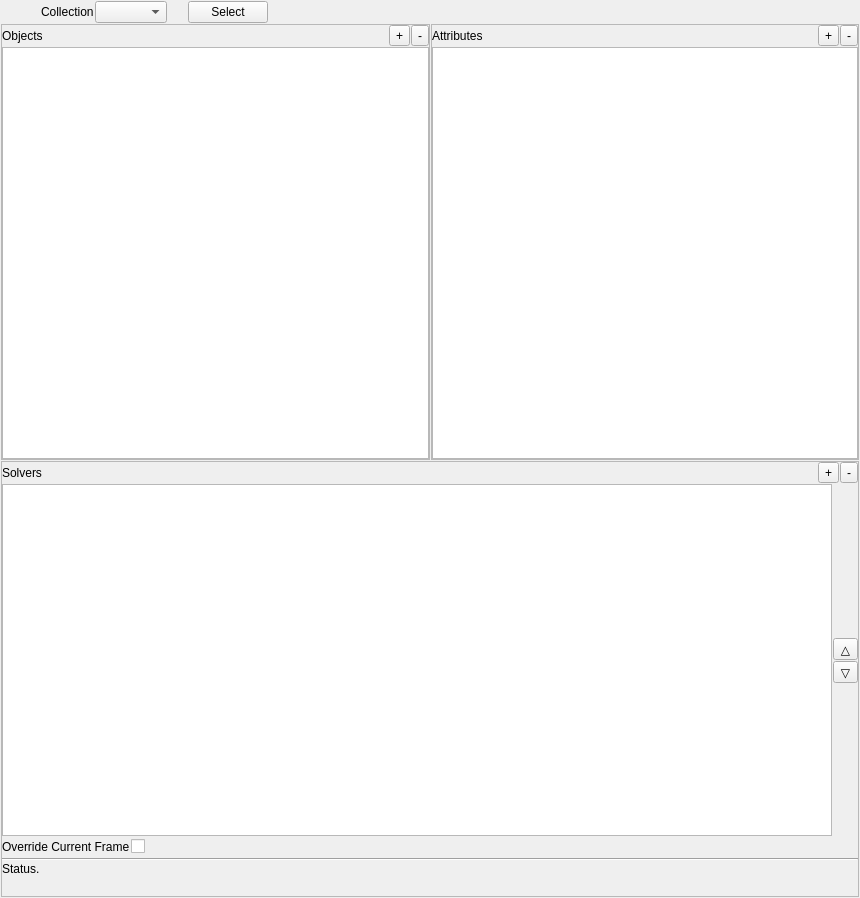
This is python/mmSolver/tools/solver/ui/solver_layout.ui in david-cattermole/mayaMatchMoveSolver as Qt 5 draws it before an edit. The edited form follows.
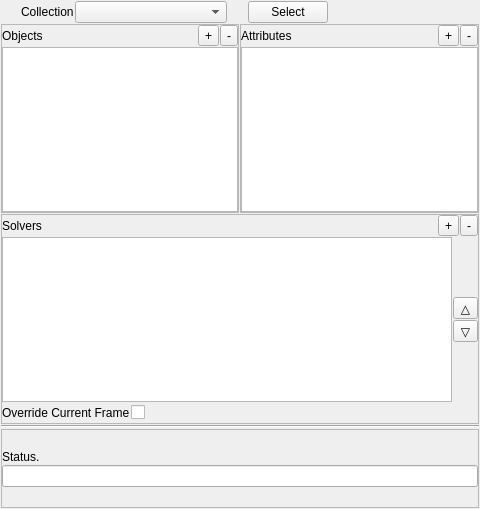
This is the edited form.

```diff
--- a/python/mmSolver/tools/solver/ui/solver_layout.ui
+++ b/python/mmSolver/tools/solver/ui/solver_layout.ui
@@ -6,8 +6,8 @@
    <rect>
     <x>0</x>
     <y>0</y>
-    <width>860</width>
-    <height>898</height>
+    <width>480</width>
+    <height>509</height>
    </rect>
   </property>
   <property name="windowTitle">
@@ -35,7 +35,7 @@
        </property>
        <property name="sizeHint" stdset="0">
         <size>
-         <width>40</width>
+         <width>20</width>
          <height>20</height>
         </size>
        </property>
@@ -49,7 +49,14 @@
       </widget>
      </item>
      <item>
-      <widget class="QComboBox" name="collectionName_comboBox"/>
+      <widget class="QComboBox" name="collectionName_comboBox">
+       <property name="sizePolicy">
+        <sizepolicy hsizetype="Expanding" vsizetype="Fixed">
+         <horstretch>0</horstretch>
+         <verstretch>0</verstretch>
+        </sizepolicy>
+       </property>
+      </widget>
      </item>
      <item>
       <spacer name="horizontalSpacer_5">
@@ -348,12 +355,63 @@
           </item>
          </layout>
         </item>
+       </layout>
+      </widget>
+     </item>
+    </layout>
+   </item>
+   <item>
+    <widget class="Line" name="line">
+     <property name="orientation">
+      <enum>Qt::Horizontal</enum>
+     </property>
+    </widget>
+   </item>
+   <item>
+    <layout class="QVBoxLayout" name="solverState_layout">
+     <property name="spacing">
+      <number>1</number>
+     </property>
+     <item>
+      <widget class="QFrame" name="solverState_frame">
+       <property name="frameShape">
+        <enum>QFrame::StyledPanel</enum>
+       </property>
+       <property name="frameShadow">
+        <enum>QFrame::Raised</enum>
+       </property>
+       <layout class="QVBoxLayout" name="verticalLayout_9">
+        <property name="spacing">
+         <number>1</number>
+        </property>
+        <property name="leftMargin">
+         <number>0</number>
+        </property>
+        <property name="topMargin">
+         <number>0</number>
+        </property>
+        <property name="rightMargin">
+         <number>0</number>
+        </property>
+        <property name="bottomMargin">
+         <number>0</number>
+        </property>
         <item>
-         <widget class="Line" name="line">
-          <property name="orientation">
-           <enum>Qt::Horizontal</enum>
-          </property>
-         </widget>
+         <layout class="QHBoxLayout" name="emptySpace01_layout">
+          <item>
+           <spacer name="horizontalSpacer_4">
+            <property name="orientation">
+             <enum>Qt::Horizontal</enum>
+            </property>
+            <property name="sizeHint" stdset="0">
+             <size>
+              <width>40</width>
+              <height>20</height>
+             </size>
+            </property>
+           </spacer>
+          </item>
+         </layout>
         </item>
         <item>
          <layout class="QHBoxLayout" name="statusLine_layout">
@@ -367,9 +425,23 @@
          </layout>
         </item>
         <item>
-         <layout class="QHBoxLayout" name="emptySpace01_layout">
+         <layout class="QHBoxLayout" name="solveInfoLine_layout">
           <item>
-           <spacer name="horizontalSpacer">
+           <widget class="QLineEdit" name="solveInfoLine_lineEdit">
+            <property name="enabled">
+             <bool>true</bool>
+            </property>
+            <property name="readOnly">
+             <bool>true</bool>
+            </property>
+           </widget>
+          </item>
+         </layout>
+        </item>
+        <item>
+         <layout class="QHBoxLayout" name="emptySpace02_layout">
+          <item>
+           <spacer name="horizontalSpacer_7">
             <property name="orientation">
              <enum>Qt::Horizontal</enum>
             </property>
```
Left out of the diff: 44 changed lines with no effect on the pictures.
